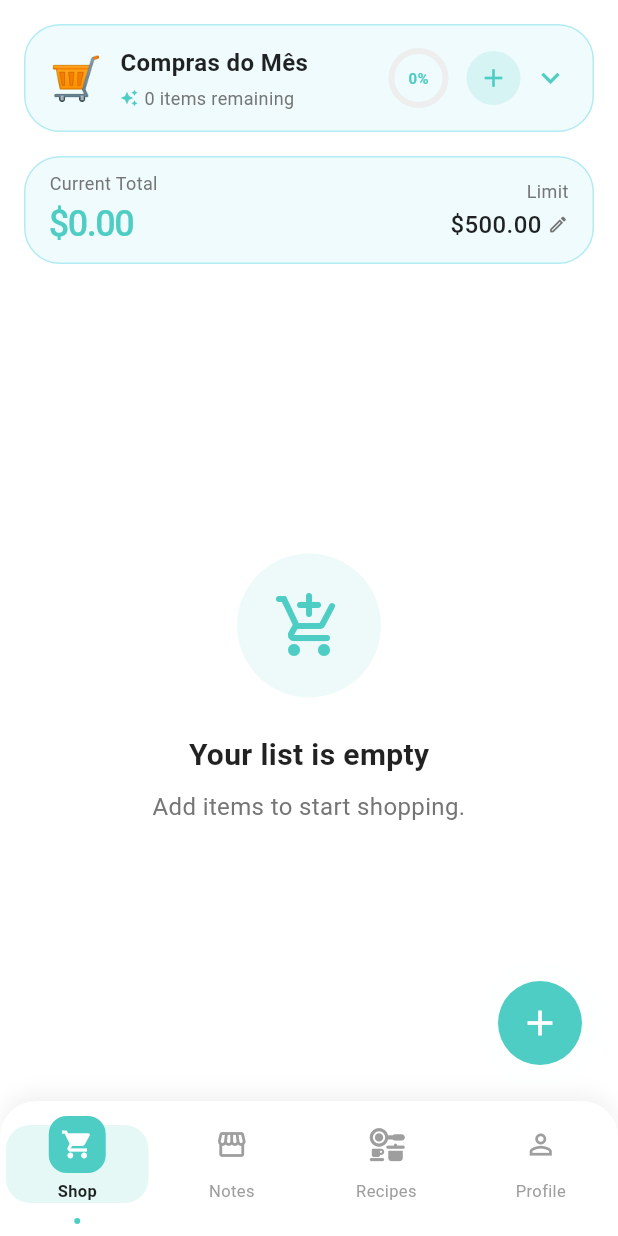
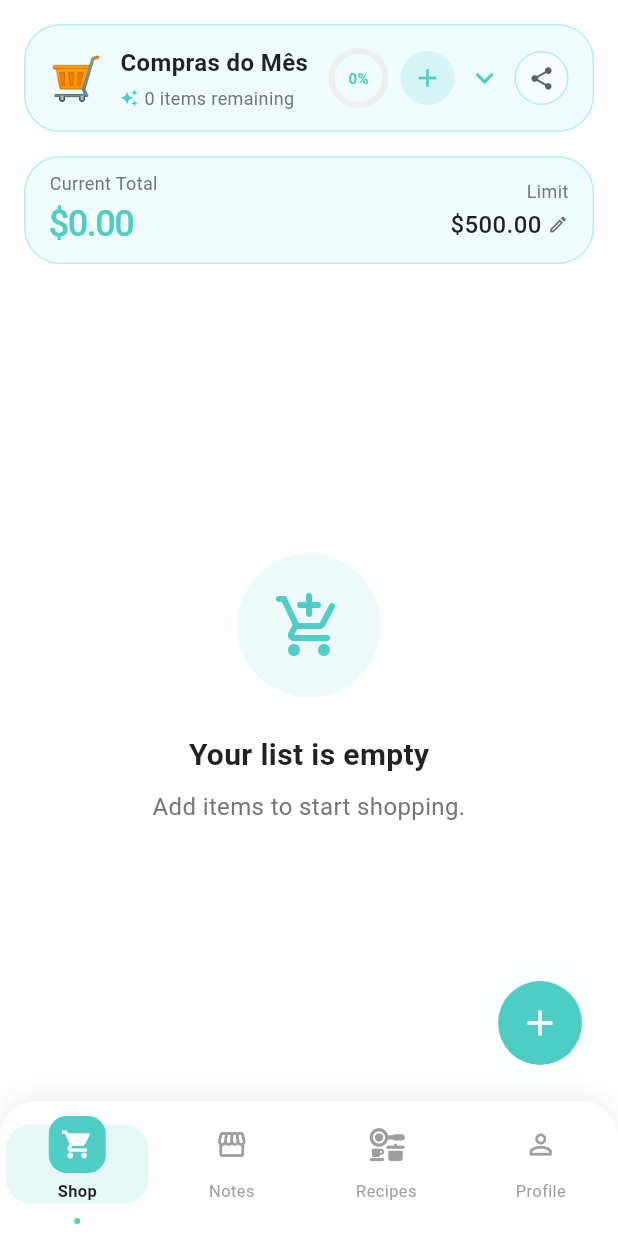
Before and after one commit to bcabreu/smart_market_list, a Flutter app: the screen it shows after launch, on a phone screen of 412 x 824 dp. Run offline on Flutter 3.47's test engine with Material 3 defaults, Android fonts, the phone set to English and light mode, and no system bars; our stand-ins replace cached_network_image, cloud_firestore, firebase_auth, firebase_core, flutter_riverpod, font_awesome_flutter and 11 more; accounts and stored records are empty.

Commit message:
Implement Share Button in SmartListHeader (Positioned right, Premium restricted)

```diff
--- a/lib/ui/screens/smart_list/widgets/smart_list_header.dart
+++ b/lib/ui/screens/smart_list/widgets/smart_list_header.dart
@@ -6,15 +6,12 @@ import 'package:smart_market_list/data/models/shopping_list.dart';
 import 'package:smart_market_list/providers/shopping_list_provider.dart';
 import 'package:smart_market_list/ui/screens/smart_list/modals/edit_list_modal.dart';
 import 'package:smart_market_list/l10n/generated/app_localizations.dart';
+import 'package:smart_market_list/ui/screens/smart_list/widgets/list_selector_dropdown.dart';
+import 'package:smart_market_list/providers/user_profile_provider.dart';
+import 'package:smart_market_list/ui/common/modals/paywall_modal.dart';
+import 'package:uuid/uuid.dart';
 
-import 'package:flutter/material.dart';
-import 'package:flutter_riverpod/flutter_riverpod.dart';
-import 'package:smart_market_list/core/theme/app_colors.dart';
-import 'package:smart_market_list/data/models/shopping_list.dart';
-import 'package:smart_market_list/providers/shopping_list_provider.dart';
-import 'package:smart_market_list/ui/screens/smart_list/modals/edit_list_modal.dart';
-import 'package:smart_market_list/ui/screens/smart_list/widgets/list_selector_dropdown.dart';
-import 'package:uuid/uuid.dart';
+
 
 class SmartListHeader extends ConsumerStatefulWidget {
   final ShoppingList list;
@@ -265,7 +262,7 @@ class _SmartListHeaderState extends ConsumerState<SmartListHeader> {
                         },
                       ),
                     ),
-                    const SizedBox(width: 12),
+                    const SizedBox(width: 8),
                     InkWell(
                       onTap: () {
                         if (_isOpen) _closeDropdown();
@@ -293,6 +290,35 @@ class _SmartListHeaderState extends ConsumerState<SmartListHeader> {
                       turns: (forceOpen || _isOpen) ? 0.5 : 0,
                       child: Icon(Icons.keyboard_arrow_down, color: AppColors.primary, size: 24),
                     ),
+                    const SizedBox(width: 8), // Gap
+                    InkWell(
+                      onTap: () {
+                         final isPremium = ref.read(userProfileProvider).value?.isPremium ?? false;
+
+                         if (!isPremium) {
+                           showModalBottomSheet(
+                             context: context,
+                             isScrollControlled: true,
+                             backgroundColor: Colors.transparent,
+                             builder: (context) => const PaywallModal(),
+                           );
+                         } else {
+                           // Share logic needed here later
+                           print('Share button tapped (Premium Access)');
+                         }
+                      },
+                      borderRadius: BorderRadius.circular(20),
+                      child: Container(
+                        width: 36,
+                        height: 36,
+                        decoration: BoxDecoration(
+                           color: isDark ? Colors.grey[800] : Colors.white.withOpacity(0.5),
+                           shape: BoxShape.circle,
+                           border: Border.all(color: borderColor),
+                        ),
+                        child: Icon(Icons.share, color: iconColor, size: 18),
+                      ),
+                    ),
                   ],
                 ),
               ],
```
